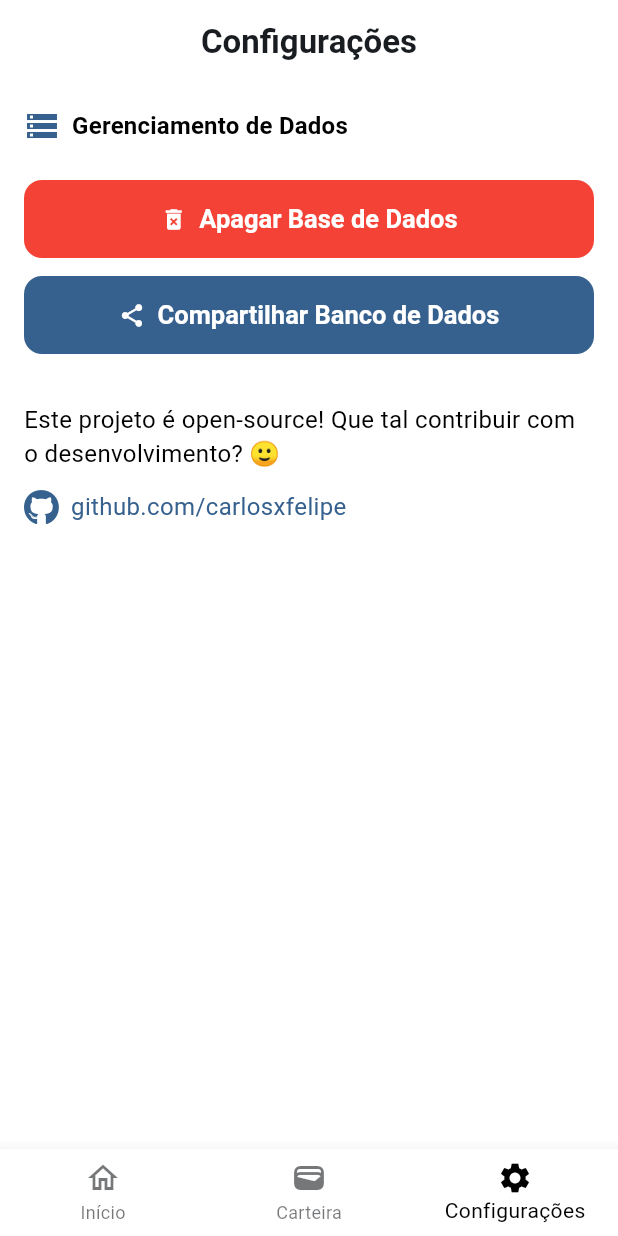
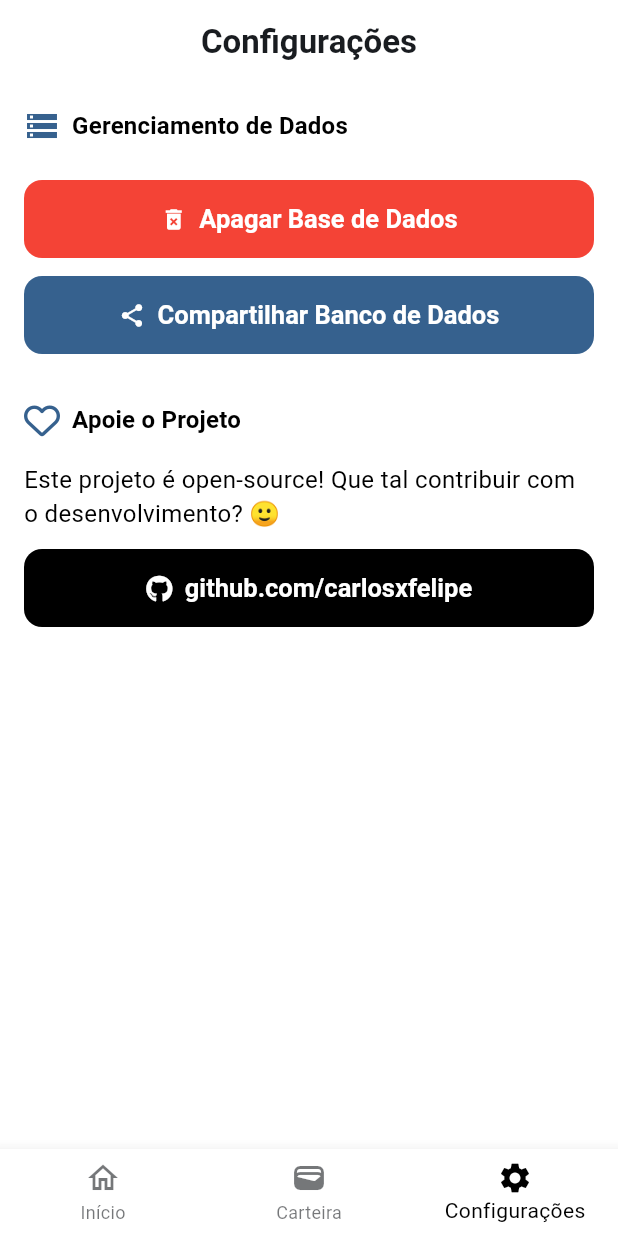
Before and after one commit to carlosxfelipe/ticker, a Flutter app: the SettingsScreen screen opened by its route, on a phone screen of 412 x 824 dp. Run offline on Flutter 3.47's test engine with Material 3 defaults, Android fonts, the phone set to English and light mode, and no system bars; our stand-ins replace dio, file_picker, fl_chart, flutter_dotenv, font_awesome_flutter, go_router and 2 more; accounts and stored records are empty.

Commit message:
feat: add support section in SettingsScreen to encourage project contributions

```diff
--- a/lib/screens/settings_screen.dart
+++ b/lib/screens/settings_screen.dart
@@ -90,13 +90,34 @@ class SettingsBody extends StatelessWidget {
             onPressed: () => BackupService.exportDatabase(context),
           ),
           const SizedBox(height: 32),
+          // NOVO TÍTULO: Apoio ao projeto
+          Row(
+            children: [
+              Icon(
+                FontAwesomeIcons.heart,
+                color: Theme.of(context).colorScheme.primary,
+              ),
+              const SizedBox(width: 8),
+              Text(
+                'Apoie o Projeto',
+                style: Theme.of(
+                  context,
+                ).textTheme.titleMedium?.copyWith(fontWeight: FontWeight.w600),
+              ),
+            ],
+          ),
+          const SizedBox(height: 16),
           Text(
             'Este projeto é open-source! Que tal contribuir com o desenvolvimento? 🙂',
-            style: TextStyle(fontSize: 16),
+            style: const TextStyle(fontSize: 16),
           ),
           const SizedBox(height: 12),
-          InkWell(
-            onTap: () async {
+          Button(
+            label: 'github.com/carlosxfelipe',
+            icon: FontAwesomeIcons.github,
+            backgroundColor: Colors.black,
+            foregroundColor: Colors.white,
+            onPressed: () async {
               const url = 'https://github.com/carlosxfelipe';
               if (await canLaunchUrl(Uri.parse(url))) {
                 await launchUrl(
@@ -105,22 +126,6 @@ class SettingsBody extends StatelessWidget {
                 );
               }
             },
-            child: Row(
-              children: [
-                FaIcon(
-                  FontAwesomeIcons.github,
-                  color: Theme.of(context).colorScheme.primary,
-                ),
-                const SizedBox(width: 8),
-                Text(
-                  'github.com/carlosxfelipe',
-                  style: TextStyle(
-                    fontSize: 16.0,
-                    color: Theme.of(context).colorScheme.primary,
-                  ),
-                ),
-              ],
-            ),
           ),
         ],
       ),
--- a/lib/services/backup_service.dart
+++ b/lib/services/backup_service.dart
@@ -31,7 +31,6 @@ class BackupService {
         ShareParams(
           files: [XFile(exportPath)],
           fileNameOverrides: ['assets_backup.db'],
-          // text: 'Backup do banco de dados (.db)',
           sharePositionOrigin: Rect.zero,
         ),
       );
```
